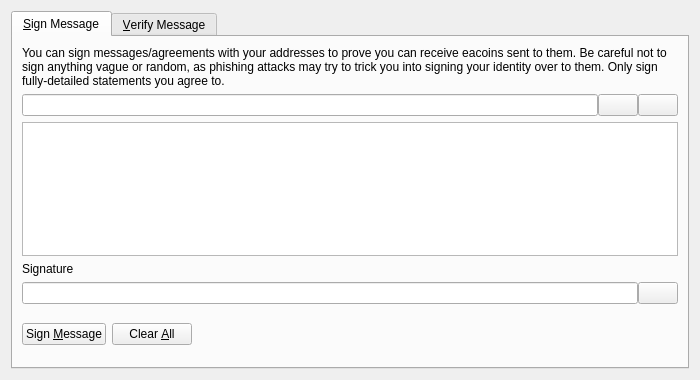
This is src/qt/forms/signverifymessagedialog.ui in eacoin-project/eacore as Qt 5 draws it before an edit. The edited form follows.
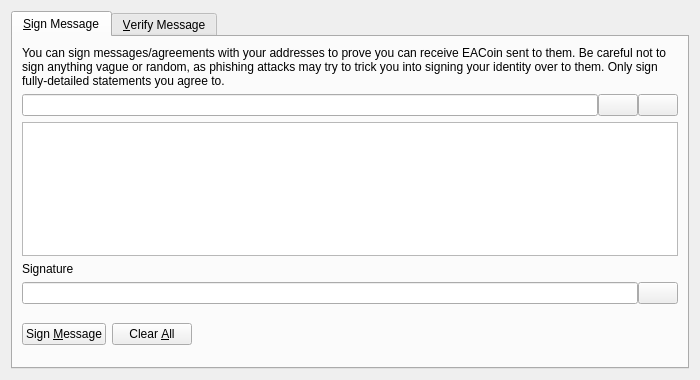
This is the edited form. Icons and pictures are not drawn. Custom widgets are drawn as their Qt base class.

Patch:
```diff
--- a/src/qt/forms/signverifymessagedialog.ui
+++ b/src/qt/forms/signverifymessagedialog.ui
@@ -30,7 +30,7 @@
        <item>
         <widget class="QLabel" name="infoLabel_SM">
          <property name="text">
-          <string>You can sign messages/agreements with your addresses to prove you can receive eacoins sent to them. Be careful not to sign anything vague or random, as phishing attacks may try to trick you into signing your identity over to them. Only sign fully-detailed statements you agree to.</string>
+          <string>You can sign messages/agreements with your addresses to prove you can receive EACoin sent to them. Be careful not to sign anything vague or random, as phishing attacks may try to trick you into signing your identity over to them. Only sign fully-detailed statements you agree to.</string>
          </property>
          <property name="textFormat">
           <enum>Qt::PlainText</enum>
```
Left out of the diff: 32 changed lines with no effect on the pictures.
